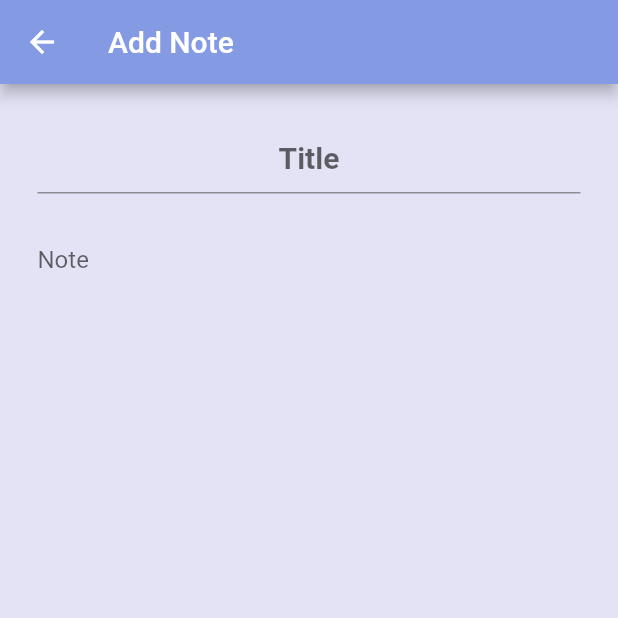
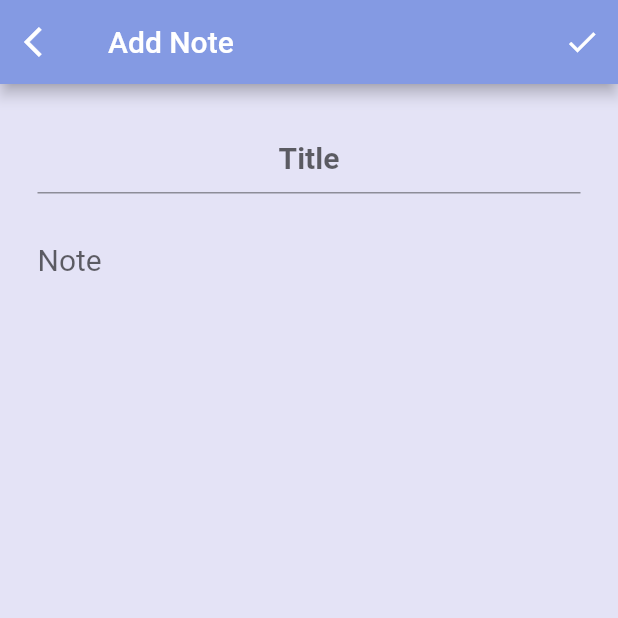
Before and after one commit to Zahra-Sahzabi/Note_App, a Flutter app: the screen it shows after launch, after a tap on the "edit" icon, on a phone screen of 412 x 824 dp, the top half of it. Run offline on Flutter 3.47's test engine with Material 2 defaults, Android fonts, the phone set to English and light mode, and no system bars; our stand-ins replace get, sqflite; missing offline and left inert: string_stats; accounts and stored records are empty.

Commit message:
saving progress

```diff
--- a/lib/screens/add_note.dart
+++ b/lib/screens/add_note.dart
@@ -14,7 +14,16 @@ class NotePage extends StatelessWidget {
     return Scaffold(
       backgroundColor: Color(0xffe4e3f6),
       appBar: AppBar(
+        actions: [
+          IconButton(
+              onPressed: () {
+                controller.addNoteToDatabase();
+              },
+              icon: Icon(Icons.check))
+        ],
         title: Text(noteMode == NoteMode.adding ? 'Add Note' : 'Edit Note'),
+        leading: IconButton(
+            onPressed: () => Get.back(), icon: Icon(Icons.arrow_back_ios)),
       ),
       body: Padding(
         padding: const EdgeInsets.all(25.0),
@@ -32,6 +41,7 @@ class NotePage extends StatelessWidget {
             ),
             TextField(
               controller: controller.contentController,
+              style: TextStyle(fontSize: 20),
               decoration:
                   InputDecoration(hintText: 'Note', border: InputBorder.none),
               maxLines: null,
@@ -39,9 +49,14 @@ class NotePage extends StatelessWidget {
           ],
         ),
       ),
-      floatingActionButton: FloatingActionButton(
-        onPressed: () {controller.addNoteToDatabase();},
-        child: Icon(Icons.check),
+      floatingActionButton: Tooltip(
+        message: 'Save',
+        child: FloatingActionButton(
+          onPressed: () {
+            controller.addNoteToDatabase();
+          },
+          child: Icon(Icons.check),
+        ),
       ),
     );
   }
--- a/lib/screens/home_page.dart
+++ b/lib/screens/home_page.dart
@@ -1,44 +1,34 @@
+import 'dart:ui';
+
 import 'package:flutter/material.dart';
 import 'package:get/get.dart';
 import 'package:note_app/controller/note_contoller.dart';
 import 'package:note_app/screens/add_note.dart';
-import 'package:note_app/widgets/alertdialog_widget.dart';
+import 'package:note_app/widgets/alertDialog.dart';
+import 'package:note_app/widgets/popupMenue.dart';
 
 class HomePage extends StatelessWidget {
   final NoteController controller = Get.put(NoteController());
 
   Widget emptyNotes() {
     return Container(
-      child: Center(
-        child: Text("You don't have any notes"),
-      ),
-    );
+        child: Center(
+      child: Text("You don't have any notes",
+          style: TextStyle(
+            fontSize: 25,
+            shadows: [
+              Shadow(
+                blurRadius: 6.0,
+                color: Colors.deepPurple,
+                offset: Offset(5.0, 5.0),
+              ),
+            ],
+          )),
+    ));
   }
 
   Widget viewNotes() {
-    return ListView.builder(
-        itemBuilder: (context, index) {
-          return GestureDetector(
-            onTap: () => Get.to(NotePage(NoteMode.edditing)),
-            onLongPress: () => showDialog(
-                context: context,
-                builder: (context) {
-                  return AlertDialogWidget(
-                      confirmFunction: (){},
-                      contentText: "Are you sure you want to delete the note?",
-                      declineFunction: () {});
-                }),
-            child: Padding(
-              padding: const EdgeInsets.all(10.0),
-              child: Card(
-                  child: ListTile(
-                title: Text(controller.reversedNote[index].title!),
-                subtitle: Text(controller.reversedNote[index].content!),
-              )),
-            ),
-          );
-        },
-        itemCount: controller.reversedNote.length);
+    return ListVieww(controller: controller);
   }
 
   @override
@@ -46,13 +36,22 @@ class HomePage extends StatelessWidget {
     return Scaffold(
       backgroundColor: Color(0xffe4e3f6),
       appBar: AppBar(
-        title: Text('Notes'),
+        actions: [
+          PopupMenue(controller: controller)
+        ],
+        title: Text(
+          'Notes',
+          style: TextStyle(fontSize: 26),
+        ),
       ),
       body: GetBuilder<NoteController>(
           builder: (_) => controller.isEmpty() ? emptyNotes() : viewNotes()),
-      floatingActionButton: FloatingActionButton(
-        child: Icon(Icons.edit),
-        onPressed: () => Get.to(NotePage(NoteMode.adding)),
+      floatingActionButton: Tooltip(
+        message: 'New Note',
+        child: FloatingActionButton(
+          child: Icon(Icons.edit),
+          onPressed: () => Get.to(NotePage(NoteMode.adding)),
+        ),
       ),
     );
   }
```
Also changed, not shown: lib/controller/note_contoller.dart (+4 -7 lines), lib/screens/detail_note.dart (+49 -0 lines), lib/widgets/alertDialog.dart (added, +75 -0 lines), lib/widgets/alertdialog_widget.dart (deleted, +0 -22 lines), lib/widgets/popupMenue.dart (added, +60 -0 lines), pubspec.yaml (+7 -0 lines), icons/Icon.png (added), pubspec.lock, 21 other files.
